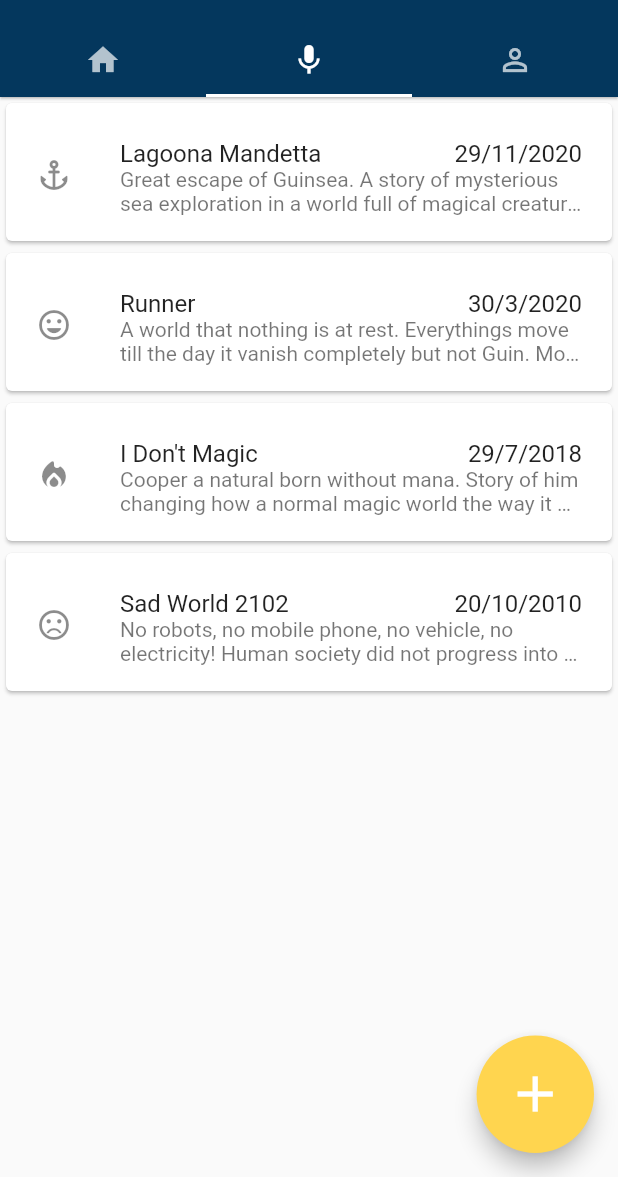
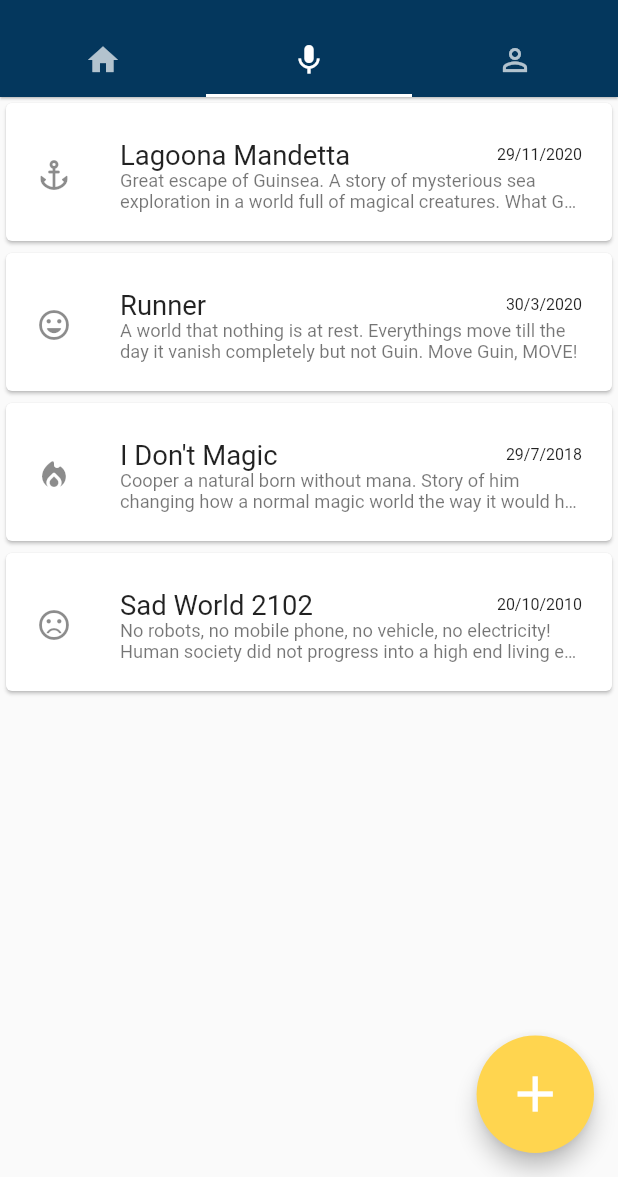
Before and after one commit to robincylee/learn_flutter, a Flutter app: the screen it shows after launch, on a phone screen of 412 x 824 dp, the part 59-1236 px from its top. Run offline on Flutter 3.47's test engine with Material 2 defaults, Android fonts, the phone set to English and light mode, and no system bars; our stand-ins replace audioplayers, flushbar, flutter_screenutil, permission_handler, shared_preferences; missing offline and left inert: record_mp3.

Commit message:
added screenutil font size and orientation

```diff
--- a/lib/main.dart
+++ b/lib/main.dart
@@ -1,4 +1,5 @@
 import 'package:flutter/material.dart';
+import 'package:flutter/services.dart';
 import 'package:learn_flutter/pages/record_choose.dart';
 import 'package:learn_flutter/pages/record_continue.dart';
 import 'package:learn_flutter/pages/listen_page.dart';
@@ -10,8 +11,14 @@ import 'pages/activity_history.dart';
 import 'pages/home_page.dart';
 import 'package:flushbar/flushbar.dart';
 import 'package:flushbar/flushbar_helper.dart';
+import 'package:flutter_screenutil/flutter_screenutil.dart';
 
 void main() {
+  WidgetsFlutterBinding.ensureInitialized();
+  SystemChrome.setPreferredOrientations([
+    DeviceOrientation.portraitDown,
+    // DeviceOrientation.portraitUp,
+  ]);
   runApp(MaterialApp(
       // home: WhatsAppUiClone(),
       title: 'My Story App',
@@ -54,6 +61,9 @@ class _WhatsAppUiClone extends State<WhatsAppUiClone>
 
   @override
   Widget build(BuildContext context) {
+    ScreenUtil.init(context,
+        designSize: Size(540, 960), allowFontScaling: false);
+
     // data = ModalRoute.of(context).settings.arguments;
     // print(data);
     return Scaffold(
--- a/lib/pages/record_choose.dart
+++ b/lib/pages/record_choose.dart
@@ -2,6 +2,7 @@ import 'package:flushbar/flushbar.dart';
 import 'package:flutter/material.dart';
 import 'package:learn_flutter/models/user_stories.dart';
 import 'package:shared_preferences/shared_preferences.dart';
+import 'package:flutter_screenutil/flutter_screenutil.dart';
 
 enum categoryType { comedy, tragedy, rebirth, magic, adventure }
 
@@ -79,6 +80,9 @@ class RecordChoose extends StatelessWidget {
                               tmp[index].title, //tmp data title
                               maxLines: 1,
                               overflow: TextOverflow.ellipsis,
+                              style: TextStyle(
+                                  fontSize:
+                                      ScreenUtil().setSp(24)), //responsive
                             ),
                           ),
                           Expanded(
@@ -93,6 +97,9 @@ class RecordChoose extends StatelessWidget {
                                       .year
                                       .toString(), //tmp data date
                               textAlign: TextAlign.right,
+                              style: TextStyle(
+                                  fontSize:
+                                      ScreenUtil().setSp(14)), //responsive
                             ),
                           )
                         ],
@@ -101,6 +108,8 @@ class RecordChoose extends StatelessWidget {
                         tmp[index].desc, //tmp data desc
                         maxLines: 2,
                         overflow: TextOverflow.ellipsis,
+                        style: TextStyle(
+                            fontSize: ScreenUtil().setSp(16)), //responsive
                       ),
                     )),
                   );
--- a/pubspec.yaml
+++ b/pubspec.yaml
@@ -30,6 +30,7 @@ dependencies:
   http: ^0.12.0+2
   flushbar: ^1.10.4
   shared_preferences: ^0.5.12+4
+  flutter_screenutil: ^3.1.0
   # The following adds the Cupertino Icons font to your application.
   # Use with the CupertinoIcons class for iOS style icons.
   cupertino_icons: ^1.0.0
```
Also changed, not shown: lib/pages/record_continue.dart (+9 -8 lines), pubspec.lock.
